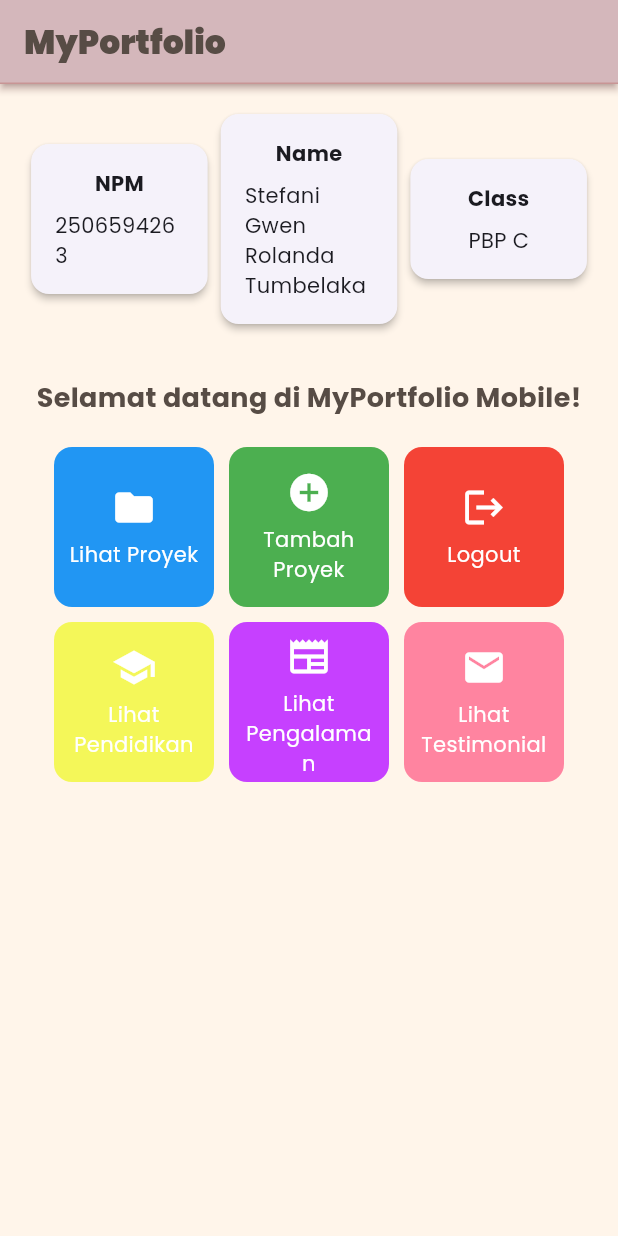
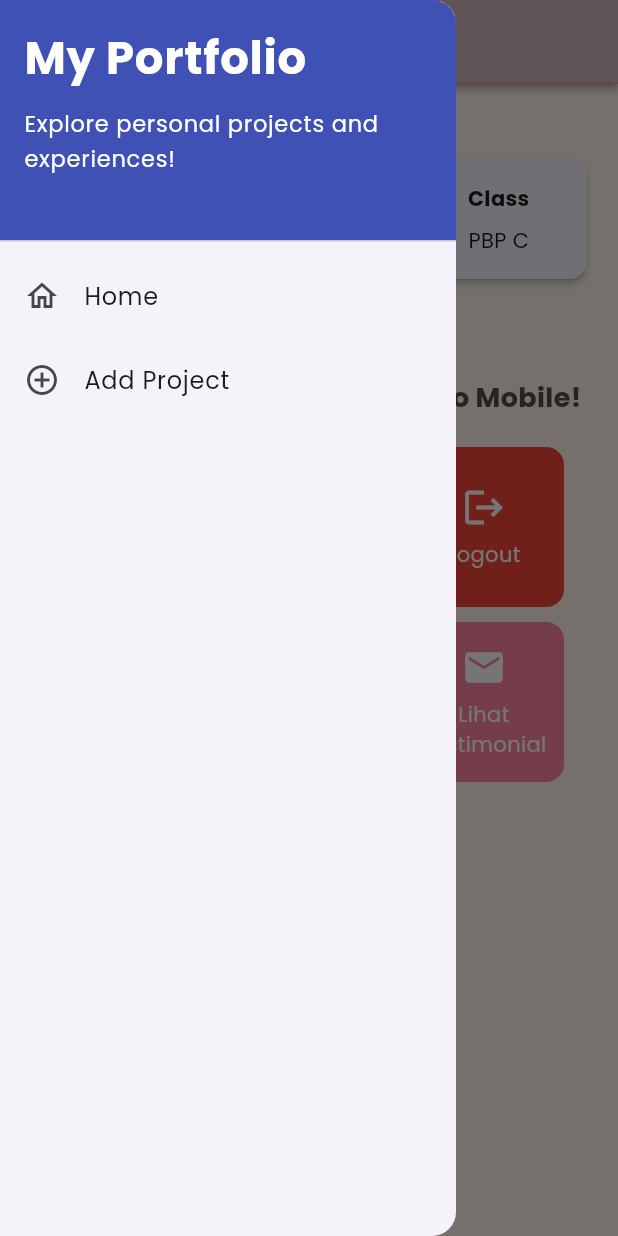
Before and after one commit to stefanigwen14/myportofolio_mobile, a Flutter app: the screen it shows after launch, with the side drawer open (before the commit the screen has no drawer), on a phone screen of 412 x 824 dp. Run offline on Flutter 3.47's test engine with Material 3 defaults, Android fonts, the phone set to English and light mode, and no system bars; our stand-ins replace google_fonts.

Commit message:
feat: Project Form (Tutorial 9)

```diff
--- a/lib/main.dart
+++ b/lib/main.dart
@@ -1,5 +1,5 @@
 import 'package:flutter/material.dart' hide TextTheme;
-import 'package:myportofolio_mobile/menu.dart';
+import 'package:myportofolio_mobile/screens/menu.dart';
 import 'package:google_fonts/google_fonts.dart';
 
 void main() {
--- a/lib/menu.dart
+++ b/lib/screens/menu.dart
@@ -1,4 +1,6 @@
 import 'package:flutter/material.dart';
+import 'package:myportofolio_mobile/widgets/left_drawer.dart';
+import 'package:myportofolio_mobile/widgets/project_card.dart';
 
 class MyHomePage extends StatelessWidget {
   MyHomePage({super.key});
@@ -38,6 +40,7 @@ class MyHomePage extends StatelessWidget {
         elevation: 2,
         shadowColor: Color(0xFFC89595),
       ),
+      drawer: const LeftDrawer(),
       // Body halaman utama dengan padding di sekelilingnya.
       body: Padding(
         padding: const EdgeInsets.all(16.0),
@@ -131,48 +134,3 @@ class ItemHomepage {
 
   ItemHomepage(this.name, this.icon, this.color);
 }
-
-class ItemCard extends StatelessWidget {
-  final ItemHomepage item;
-
-  const ItemCard(this.item, {super.key});
-
-  @override
-  Widget build(BuildContext context) {
-    return Material(
-      // Menggunakan warna sekunder dari skema tema aplikasi.
-      color: item.color,
-      borderRadius: BorderRadius.circular(12),
-      child: InkWell(
-        // Aksi ketika kartu ditekan oleh pengguna.
-        onTap: () {
-          // Menampilkan SnackBar dengan pesan interaktif.
-          ScaffoldMessenger.of(context)
-            ..hideCurrentSnackBar()
-            ..showSnackBar(
-              SnackBar(
-                content: Text("Kamu telah menekan tombol ${item.name}!"),
-              ),
-            );
-        },
-        child: Container(
-          padding: const EdgeInsets.all(8),
-          child: Center(
-            child: Column(
-              mainAxisAlignment: MainAxisAlignment.center,
-              children: [
-                Icon(item.icon, color: Colors.white, size: 30.0),
-                const Padding(padding: EdgeInsets.all(3)),
-                Text(
-                  item.name,
-                  textAlign: TextAlign.center,
-                  style: const TextStyle(color: Colors.white),
-                ),
-              ],
-            ),
-          ),
-        ),
-      ),
-    );
-  }
-}
--- /dev/null
+++ b/lib/widgets/left_drawer.dart
@@ -0,0 +1,61 @@
+import 'package:flutter/material.dart';
+import 'package:myportofolio_mobile/screens/menu.dart';
+import 'package:myportofolio_mobile/screens/project_form.dart';
+
+class LeftDrawer extends StatelessWidget {
+  const LeftDrawer({super.key});
+
+  @override
+  Widget build(BuildContext context) {
+    return Drawer(
+      child: ListView(
+        children: [
+          const DrawerHeader(
+            decoration: BoxDecoration(color: Colors.indigo),
+            child: Column(
+              crossAxisAlignment: CrossAxisAlignment.start,
+              children: [
+                Text(
+                  'My Portfolio',
+                  style: TextStyle(
+                    fontSize: 30,
+                    fontWeight: FontWeight.bold,
+                    color: Colors.white,
+                  ),
+                ),
+                SizedBox(height: 10),
+                Text(
+                  'Explore personal projects and experiences!',
+                  style: TextStyle(fontSize: 15, color: Colors.white),
+                ),
+              ],
+            ),
+          ),
+          // Bagian routing
+          ListTile(
+            leading: const Icon(Icons.home_outlined),
+            title: const Text('Home'),
+            // Navigasi ke halaman utama portofolio
+            onTap: () {
+              Navigator.pushReplacement(
+                context,
+                MaterialPageRoute(builder: (context) => MyHomePage()),
+              );
+            },
+          ),
+          ListTile(
+            leading: const Icon(Icons.add_circle_outline),
+            title: const Text('Add Project'),
+            // Navigasi ke halaman tambah proyek
+            onTap: () {
+              Navigator.pushReplacement(
+                context,
+                MaterialPageRoute(builder: (context) => ProjectFormPage()),
+              );
+            },
+          ),
+        ],
+      ),
+    );
+  }
+}
--- /dev/null
+++ b/lib/widgets/project_card.dart
@@ -0,0 +1,54 @@
+import 'package:flutter/material.dart';
+import 'package:myportofolio_mobile/screens/menu.dart';
+import 'package:myportofolio_mobile/screens/project_form.dart';
+
+class ItemCard extends StatelessWidget {
+  final ItemHomepage item;
+
+  const ItemCard(this.item, {super.key});
+
+  @override
+  Widget build(BuildContext context) {
+    return Material(
+      // Menggunakan warna sekunder dari skema tema aplikasi.
+      color: item.color,
+      borderRadius: BorderRadius.circular(12),
+      child: InkWell(
+        // Aksi ketika kartu ditekan oleh pengguna.
+        onTap: () {
+          // Menampilkan SnackBar dengan pesan interaktif.
+          ScaffoldMessenger.of(context)
+            ..hideCurrentSnackBar()
+            ..showSnackBar(
+              SnackBar(
+                content: Text("Kamu telah menekan tombol ${item.name}!"),
+              ),
+            );
+          if (item.name == "Tambah Proyek") {
+            Navigator.push(
+              context,
+              MaterialPageRoute(builder: (context) => const ProjectFormPage()),
+            );
+          }
+        },
+        child: Container(
+          padding: const EdgeInsets.all(8),
+          child: Center(
+            child: Column(
+              mainAxisAlignment: MainAxisAlignment.center,
+              children: [
+                Icon(item.icon, color: Colors.white, size: 30.0),
+                const Padding(padding: EdgeInsets.all(3)),
+                Text(
+                  item.name,
+                  textAlign: TextAlign.center,
+                  style: const TextStyle(color: Colors.white),
+                ),
+              ],
+            ),
+          ),
+        ),
+      ),
+    );
+  }
+}
```
Also changed, not shown: lib/screens/project_form.dart (added, +213 -0 lines).
